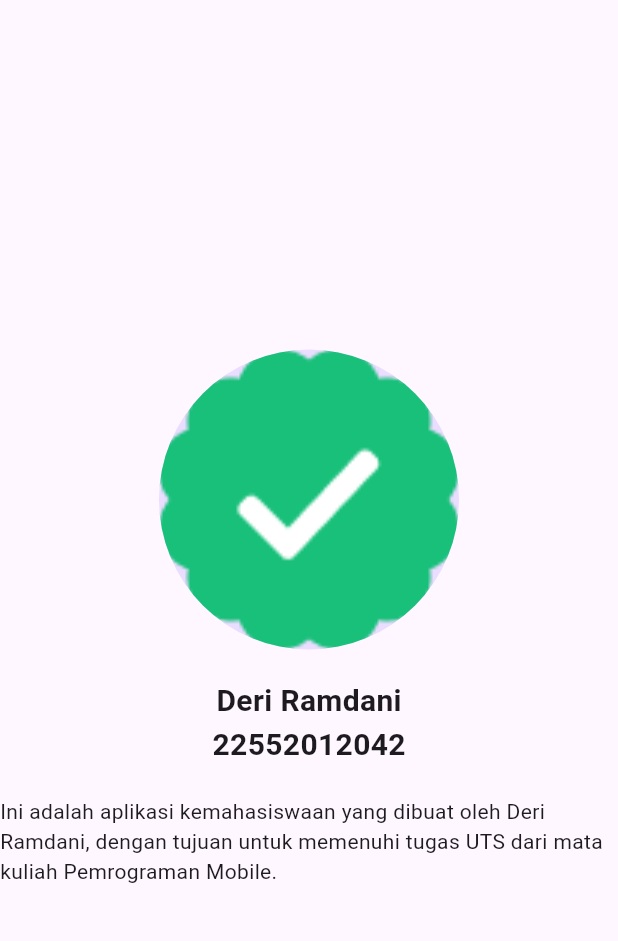
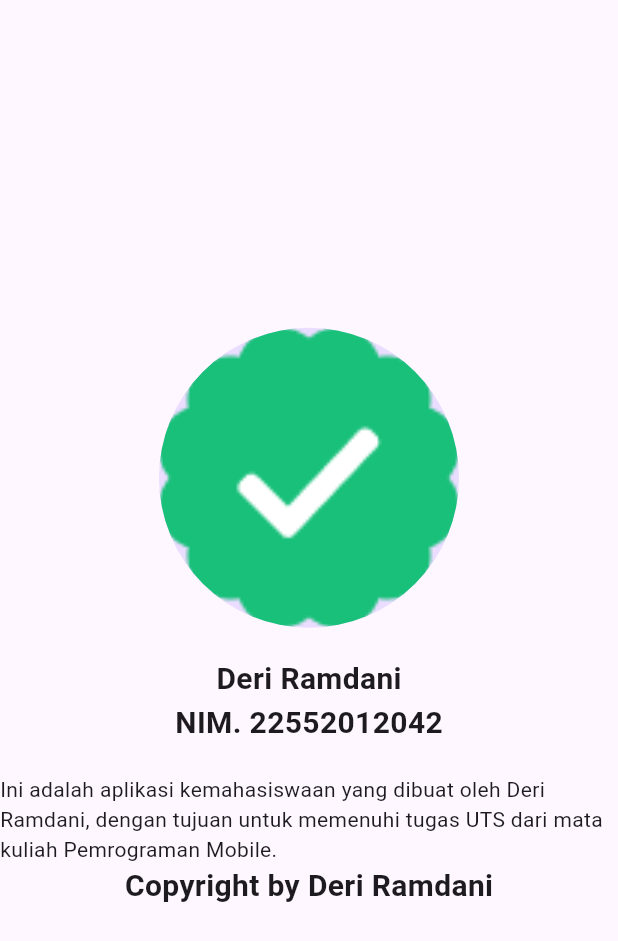
Before and after one commit to derivnr/uts_flutter, a Flutter app: the ProfilePage screen opened directly, on a phone screen of 412 x 824 dp. Shown: the top 941 px of the screen. Run offline on Flutter 3.47's test engine with Material 3 defaults, Android fonts, the phone set to English and light mode, and no system bars; our stand-ins replace pinput.

Commit message:
about aplikasi

```diff
--- a/lib/screens/profile.dart
+++ b/lib/screens/profile.dart
@@ -22,7 +22,7 @@ class ProfilePage extends StatelessWidget {
           style: TextStyle(fontSize: 20, fontWeight: FontWeight.bold),
         ),
         Text(
-          "22552012042",
+          "NIM. 22552012042",
           style: TextStyle(fontSize: 20, fontWeight: FontWeight.bold),
         ),
         SizedBox(
@@ -30,7 +30,11 @@ class ProfilePage extends StatelessWidget {
         ),
         Text(
           "Ini adalah aplikasi kemahasiswaan yang dibuat oleh Deri Ramdani, dengan tujuan untuk memenuhi tugas UTS dari mata kuliah Pemrograman Mobile.",
-        )
+        ),
+        Text(
+          "Copyright by Deri Ramdani",
+          style: TextStyle(fontSize: 20, fontWeight: FontWeight.bold),
+        ),
       ],
     )));
   }
```
Also changed, not shown: lib/screens/home.dart (+4 -4 lines).
